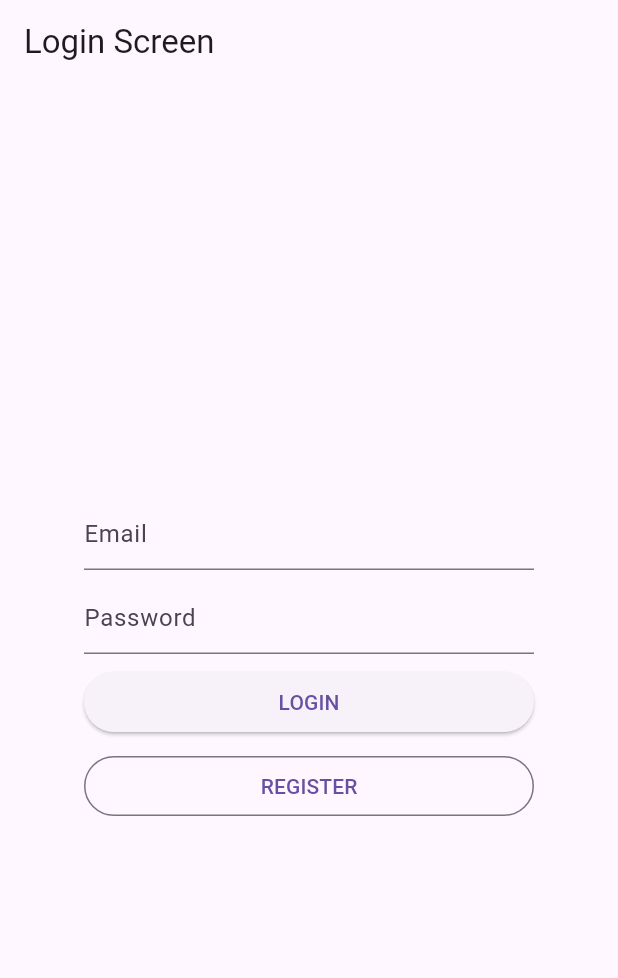
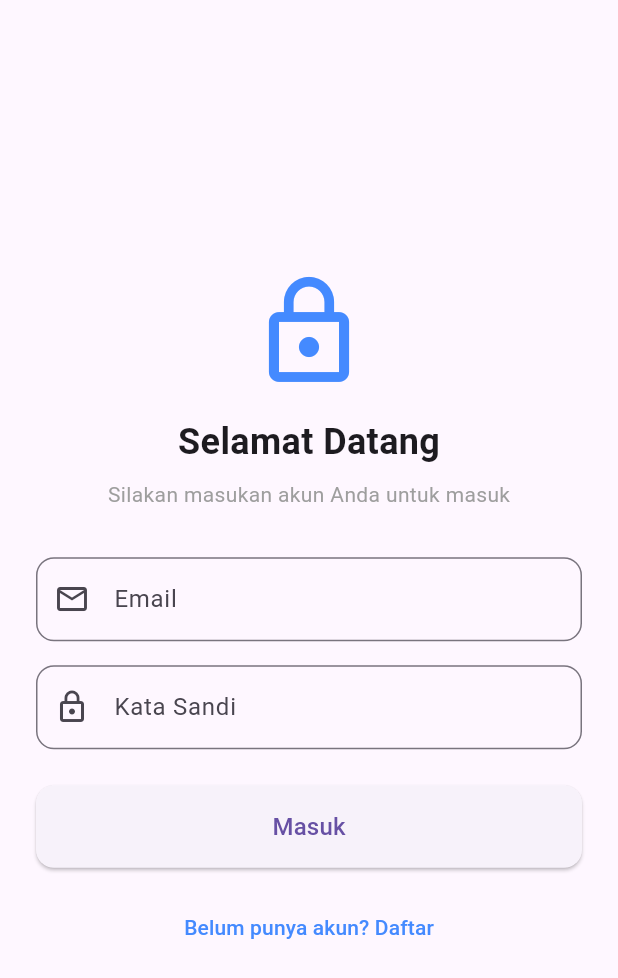
Before and after one commit to rizalfahlevi8/dicoding_storyapp, a Flutter app: the screen it shows after launch, on a phone screen of 412 x 824 dp. Shown: the top 978 px of the screen. Run offline on Flutter 3.47's test engine with Material 3 defaults, Android fonts, the phone set to English and light mode, and no system bars; our stand-ins replace image_picker, shared_preferences; generated files the repository leaves out were written again.

```diff
--- /dev/null
+++ b/l10n.yaml
@@ -0,0 +1,3 @@
+arb-dir: lib/l10n
+template-arb-file: app_id.arb
+output-localization-file: story_app.dart
--- /dev/null
+++ b/lib/common.dart
@@ -0,0 +1,2 @@
+export 'package:flutter_gen/gen_l10n/story_app.dart';
+export 'package:flutter_localizations/flutter_localizations.dart';
--- a/lib/data/api/api_auth.dart
+++ b/lib/data/api/api_auth.dart
@@ -36,6 +36,7 @@ class ApiAuth {
       body: jsonEncode({"email": email, "password": password}),
     );
 
+    print("Response: ${response.body}");
     final data = jsonDecode(response.body);
     if (response.statusCode == 200 || response.statusCode == 201) {
       await preferences.setString(tokenKey, data["loginResult"]["token"]);
--- /dev/null
+++ b/lib/l10n/app_id.arb
@@ -0,0 +1,34 @@
+{
+    "@@locale": "id",
+    "loginTitle": "Selamat Datang",
+    "registerTitle": "Buat Akun Baru",
+    "loginSubtitle": "Silakan masukan akun Anda untuk masuk",
+    "registerSubtitle": "Isi data di bawah untuk mendaftar",
+    "nameField": "Nama Lengkap",
+    "emailField": "Email",
+    "passwordField": "Kata Sandi",
+    "emailEmptyError": "Email tidak boleh kosong.",
+    "emailInvalidError": "Masukkan email yang valid.",
+    "nameEmptyError": "Nama tidak boleh kosong.",
+    "passwordEmptyError": "Kata sandi tidak boleh kosong.",
+    "passwordShortError": "Kata sandi minimal 8 karakter.",
+    "loginButton": "Masuk",
+    "registerButton": "Daftar",
+    "toRegisterText": "Belum punya akun? Daftar",
+    "toLoginText": "Sudah punya akun? Masuk",
+    "homeTitle": "Aplikasi Cerita",
+    "detailTitle": "Detail Cerita",
+    "formTitle": "Tambah Cerita Baru",
+    "galleryButton": "Galeri",
+    "cameraButton": "Kamera",
+    "descriptionHint": "Deskripsi",
+    "uploadButton": "Unggah",
+    "errorDescription": "Silakan masukkan deskripsi.",
+    "loadingSplash": "Memuat Splash...",
+    "retryButton": "Coba Lagi",
+    "errorTitle": "Tidak dapat terhubung ke internet. Periksa koneksi Anda dan coba lagi.",
+    "accChangeLanguage": "Pengaturan ubah bahasa",
+    "accLocaleItem1": "Bahasa Indonesia",
+    "accLocaleItem2": "Bahasa Inggris",
+    "accLocaleItem3": "Bahasa Arab"
+}
--- a/lib/main.dart
+++ b/lib/main.dart
@@ -1,5 +1,6 @@
 import 'package:flutter/material.dart';
 import 'package:provider/provider.dart';
+import 'package:story_app/common.dart';
 import 'package:story_app/data/api/api_auth.dart';
 import 'package:story_app/data/api/api_story.dart';
 import 'package:story_app/provider/auth/auth_provider.dart';
@@ -7,6 +8,7 @@ import 'package:story_app/provider/detail/story_detail_provider.dart';
 import 'package:story_app/provider/form/form_provider.dart';
 import 'package:story_app/provider/form/upload_provider.dart';
 import 'package:story_app/provider/home/story_list_provider.dart';
+import 'package:story_app/provider/localizations_provider.dart';
 import 'package:story_app/routes/page_manager.dart';
 import 'package:story_app/routes/router_delegate.dart';
 
@@ -19,15 +21,10 @@ void main() {
       providers: [
         Provider(create: (context) => ApiAuth()),
         Provider(create: (context) => ApiStory()),
-         ChangeNotifierProvider(create: (context) => PageManager<String>()),
-        ChangeNotifierProvider(
-          create: (context) => FormProvider(),
-        ),
-         ChangeNotifierProvider(
-          create: (context) => UploadProvider(
-            ApiStory(),
-          ),
-        ),
+        ChangeNotifierProvider(create: (context) => PageManager<String>()),
+        ChangeNotifierProvider(create: (context) => LocalizationProvider()),
+        ChangeNotifierProvider(create: (context) => FormProvider()),
+        ChangeNotifierProvider(create: (context) => UploadProvider(ApiStory())),
         ChangeNotifierProvider(
           create: (context) => StoryListProvider(context.read<ApiStory>()),
         ),
@@ -60,11 +57,17 @@ class _MainAppState extends State<MainApp> {
 
   @override
   Widget build(BuildContext context) {
+    final provider = Provider.of<LocalizationProvider>(context);
+
     return MaterialApp.router(
       title: 'Story App',
       routerDelegate: myRouterDelegate,
       backButtonDispatcher: RootBackButtonDispatcher(),
       debugShowCheckedModeBanner: false,
+
+      locale: provider.locale,
+      localizationsDelegates: AppLocalizations.localizationsDelegates,
+      supportedLocales: AppLocalizations.supportedLocales,
     );
   }
 }
--- /dev/null
+++ b/lib/provider/localizations_provider.dart
@@ -0,0 +1,11 @@
+import 'package:flutter/material.dart';
+
+class LocalizationProvider extends ChangeNotifier {
+  Locale _locale = const Locale("id");
+  Locale get locale => _locale;
+
+  void setLocale(Locale locale){
+    _locale = locale;
+    notifyListeners();
+  }
+}
--- a/lib/screen/auth/login_screen.dart
+++ b/lib/screen/auth/login_screen.dart
@@ -1,5 +1,6 @@
 import 'package:flutter/material.dart';
 import 'package:provider/provider.dart';
+import 'package:story_app/common.dart';
 import 'package:story_app/provider/auth/auth_provider.dart';
 
 class LoginScreen extends StatefulWidget {
@@ -19,6 +20,7 @@ class LoginScreen extends StatefulWidget {
 class _LoginScreenState extends State<LoginScreen> {
   final emailController = TextEditingController();
   final passwordController = TextEditingController();
+  final formKey = GlobalKey<FormState>();
 
   @override
   void dispose() {
@@ -27,76 +29,111 @@ class _LoginScreenState extends State<LoginScreen> {
     super.dispose();
   }
 
-  final formKey = GlobalKey<FormState>();
-
   @override
   Widget build(BuildContext context) {
+    final isLoading = context.watch<AuthProvider>().isLoadingLogin;
+
     return Scaffold(
-      appBar: AppBar(title: const Text("Login Screen")),
       body: Center(
-        child: ConstrainedBox(
-          constraints: const BoxConstraints(maxWidth: 300),
+        child: SingleChildScrollView(
+          padding: const EdgeInsets.all(24),
           child: Form(
             key: formKey,
             child: Column(
               mainAxisAlignment: MainAxisAlignment.center,
-              crossAxisAlignment: CrossAxisAlignment.stretch,
               children: [
+                const Icon(Icons.lock_outline, size: 80, color: Colors.blueAccent),
+                const SizedBox(height: 16),
+                Text(
+                  AppLocalizations.of(context)!.loginTitle,
+                  style: TextStyle(fontSize: 24, fontWeight: FontWeight.bold),
+                ),
+                const SizedBox(height: 8),
+                Text(
+                  AppLocalizations.of(context)!.loginSubtitle,
+                  style: TextStyle(color: Colors.grey),
+                ),
+                const SizedBox(height: 32),
+
+                // Email
                 TextFormField(
                   controller: emailController,
+                  keyboardType: TextInputType.emailAddress,
+                  decoration: InputDecoration(
+                    labelText: AppLocalizations.of(context)!.emailField,
+                    prefixIcon: const Icon(Icons.email_outlined),
+                    border: OutlineInputBorder(borderRadius: BorderRadius.circular(12)),
+                  ),
                   validator: (value) {
                     if (value == null || value.isEmpty) {
-                      return 'Please enter your email.';
+                      return AppLocalizations.of(context)!.emailEmptyError;
                     }
                     final emailRegex = RegExp(r'^[^@]+@[^@]+\.[^@]+');
                     if (!emailRegex.hasMatch(value)) {
-                      return 'Please enter a valid email.';
-                    }
-                    return null;
-                  },
-                  decoration: const InputDecoration(hintText: "Email"),
-                ),
-                const SizedBox(height: 8),
-                TextFormField(
-                  controller: passwordController,
-                  obscureText: true,
-                  decoration: const InputDecoration(hintText: "Password"),
-                  validator: (value) {
-                    if (value == null || value.isEmpty) {
-                      return 'Please enter your password.';
+                      return AppLocalizations.of(context)!.emailInvalidError;
                     }
                     return null;
                   },
                 ),
-                const SizedBox(height: 8),
-                context.watch<AuthProvider>().isLoadingLogin
-                    ? const Center(child: CircularProgressIndicator())
-                    : ElevatedButton(
+                const SizedBox(height: 16),
+
+                // Password
+                TextFormField(
+                  controller: passwordController,
+                  obscureText: true,
+                  decoration: InputDecoration(
+                    labelText: AppLocalizations.of(context)!.passwordField,
+                    prefixIcon: const Icon(Icons.lock_outline),
+                    border: OutlineInputBorder(borderRadius: BorderRadius.circular(12)),
+                  ),
+                  validator: (value) {
+                    if (value == null || value.isEmpty) {
+                      return AppLocalizations.of(context)!.passwordEmptyError;
+                    }
+                    return null;
+                  },
+                ),
+                const SizedBox(height: 24),
+
+                // Login Button
+                isLoading
+                    ? const CircularProgressIndicator()
+                    : SizedBox(
+                        width: double.infinity,
+                        child: ElevatedButton(
+                          style: ElevatedButton.styleFrom(
+                            padding: const EdgeInsets.symmetric(vertical: 16),
+                            shape: RoundedRectangleBorder(
+                              borderRadius: BorderRadius.circular(12),
+                            ),
+                          ),
                           onPressed: () async {
                             if (formKey.currentState!.validate()) {
-                          final scaffoldMessenger = ScaffoldMessenger.of(
-                            context,
-                          );
-                          final authRead = context.read<AuthProvider>();
-                          final result = await authRead.login(
+                              final result = await context.read<AuthProvider>().login(
                                     emailController.text,
                                     passwordController.text,
                                   );
                               if (result == true) {
                                 widget.onLogin();
                               } else if (result is String) {
-                            scaffoldMessenger.showSnackBar(
-                              SnackBar(content: Text(result.toString())),
+                                ScaffoldMessenger.of(context).showSnackBar(
+                                  SnackBar(content: Text(result)),
                                 );
                               }
                             }
                           },
-                      child: const Text("LOGIN"),
+                          child: Text(AppLocalizations.of(context)!.loginButton, style: TextStyle(fontSize: 16)),
                         ),
-                const SizedBox(height: 8),
-                OutlinedButton(
+                      ),
+                const SizedBox(height: 16),
+
+                // Register Link
+                TextButton(
                   onPressed: () => widget.onRegister(),
-                  child: const Text("REGISTER"),
+                  child: Text(
+                    AppLocalizations.of(context)!.toRegisterText,
+                    style: TextStyle(color: Colors.blueAccent),
+                  ),
                 ),
               ],
             ),
--- a/lib/screen/detail/detail_screen.dart
+++ b/lib/screen/detail/detail_screen.dart
@@ -1,5 +1,6 @@
 import 'package:flutter/material.dart';
 import 'package:provider/provider.dart';
+import 'package:story_app/common.dart';
 import 'package:story_app/provider/detail/story_detail_provider.dart';
 import 'package:story_app/screen/detail/body_of_detail_screen.dart';
 import 'package:story_app/static/story_detail_result_state.dart';
@@ -25,7 +26,7 @@ class _DetailScreenState extends State<DetailScreen> {
   @override
   Widget build(BuildContext context) {
     return Scaffold(
-      appBar: AppBar(title: const Text("Story Detail")),
+      appBar: AppBar(title: Text(AppLocalizations.of(context)!.detailTitle)),
       body: Consumer<StoryDetailProvider>(
         builder: (context, value, child) {
           return switch (value.resultState) {
@@ -58,7 +59,7 @@ class _DetailScreenState extends State<DetailScreen> {
                           .fetchStoryDetail(widget.storyId);
                     },
                     icon: Icon(Icons.refresh),
-                    label: Text('Coba Lagi', style: TextStyle(fontWeight: FontWeight.w600),),
+                    label: Text(AppLocalizations.of(context)!.retryButton, style: TextStyle(fontWeight: FontWeight.w600),),
                     style: ElevatedButton.styleFrom(
                       foregroundColor: Theme.of(context).primaryColor,
                       padding:
--- a/lib/screen/splash_screen.dart
+++ b/lib/screen/splash_screen.dart
@@ -1,4 +1,6 @@
 import 'package:flutter/material.dart';
+import 'package:story_app/common.dart';
+
 
 class SplashScreen extends StatelessWidget {
   const SplashScreen({super.key});
@@ -12,7 +14,7 @@ class SplashScreen extends StatelessWidget {
           mainAxisAlignment: MainAxisAlignment.center,
           children: [
             Text(
-              'Loading Splash...',
+              AppLocalizations.of(context)!.loadingSplash,
               style: Theme.of(context).textTheme.headlineSmall,
               textAlign: TextAlign.center,
             ),
--- a/pubspec.yaml
+++ b/pubspec.yaml
@@ -9,6 +9,9 @@ environment:
 dependencies:
   flutter:
     sdk: flutter
+  flutter_localizations:
+    sdk: flutter
+  intl: ^0.19.0
   provider: ^6.1.4
   shared_preferences: ^2.5.2
   image_picker: ^1.1.2
@@ -23,3 +26,4 @@ dev_dependencies:
 
 flutter:
   uses-material-design: true
+  generate: true
```
Also changed, not shown: lib/l10n/app_en.arb (added, +34 -0 lines), lib/screen/auth/register_screen.dart (+97 -53 lines), lib/screen/form/form_screen.dart (+7 -7 lines), lib/screen/home/flag_icon_widget.dart (added, +54 -0 lines), lib/screen/home/story_list_screen.dart (+5 -3 lines), lib/static/Localization.dart (added, +11 -0 lines), pubspec.lock, 1 other file. Lines whose indentation alone changed are shown as unchanged.
